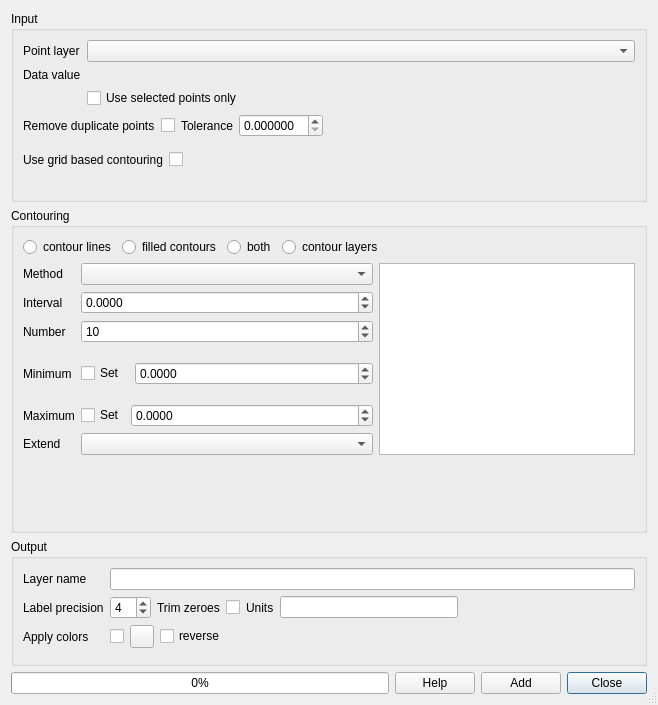
Qt form contour/ContourDialogUi.ui (ccrook/QGIS-Contour-Plugin) before a commit.
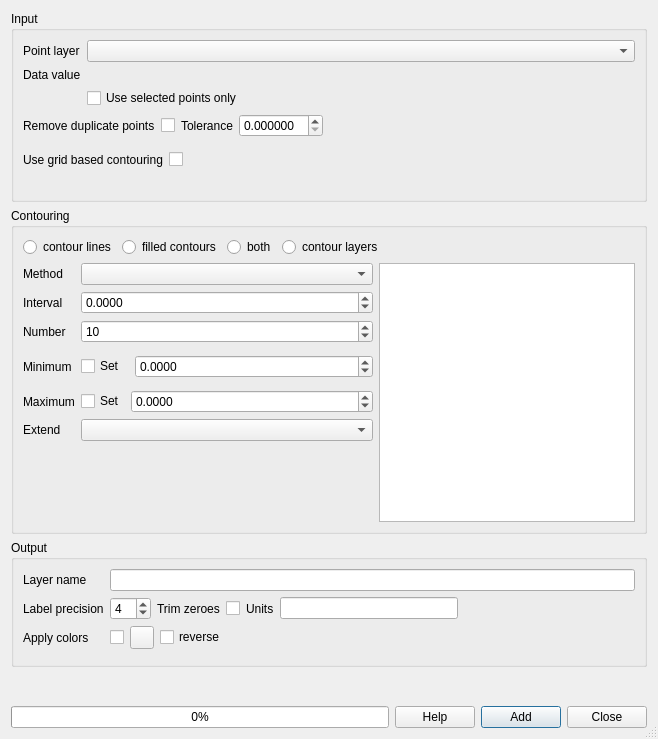
The same form after that commit. Custom widgets are drawn as their Qt base class.

Commit message: Improving feedback in dialog

What changed in the file:
```diff
--- a/contour/ContourDialogUi.ui
+++ b/contour/ContourDialogUi.ui
@@ -10,7 +10,7 @@
     <x>0</x>
     <y>0</y>
     <width>658</width>
-    <height>705</height>
+    <height>739</height>
    </rect>
   </property>
   <property name="windowTitle">
@@ -19,8 +19,8 @@
   <property name="sizeGripEnabled">
    <bool>true</bool>
   </property>
-  <layout class="QGridLayout" name="gridLayout_3" rowstretch="0,1,0,0">
-   <item row="0" column="0" colspan="4">
+  <layout class="QVBoxLayout" name="verticalLayout" stretch="0,1,0,0,0">
+   <item>
     <widget class="QGroupBox" name="groupBox_2">
      <property name="title">
       <string>Input</string>
@@ -170,7 +170,7 @@
      </layout>
     </widget>
    </item>
-   <item row="1" column="0" colspan="4">
+   <item>
     <widget class="QGroupBox" name="groupBox">
      <property name="title">
       <string>Contouring</string>
@@ -332,19 +332,6 @@
         </item>
        </layout>
       </item>
-      <item row="1" column="2" rowspan="8">
-       <widget class="QListWidget" name="uLevelsList">
-        <property name="sizePolicy">
-         <sizepolicy hsizetype="Preferred" vsizetype="Preferred">
-          <horstretch>0</horstretch>
-          <verstretch>0</verstretch>
-         </sizepolicy>
-        </property>
-        <property name="locale">
-         <locale language="C" country="AnyCountry"/>
-        </property>
-       </widget>
-      </item>
       <item row="1" column="0">
        <widget class="QLabel" name="label_7">
         <property name="text">
@@ -446,23 +433,23 @@
         </property>
        </widget>
       </item>
+      <item row="1" column="2" rowspan="10">
+       <widget class="QListWidget" name="uLevelsList">
+        <property name="sizePolicy">
+         <sizepolicy hsizetype="Preferred" vsizetype="Preferred">
+          <horstretch>0</horstretch>
+          <verstretch>0</verstretch>
+         </sizepolicy>
+        </property>
+        <property name="locale">
+         <locale language="C" country="AnyCountry"/>
+        </property>
+       </widget>
+      </item>
      </layout>
     </widget>
    </item>
-   <item row="3" column="0">
-    <widget class="QProgressBar" name="progressBar">
-     <property name="value">
-      <number>0</number>
-     </property>
-     <property name="alignment">
-      <set>Qt::AlignCenter</set>
-     </property>
-     <property name="textVisible">
-      <bool>true</bool>
-     </property>
-    </widget>
-   </item>
-   <item row="2" column="0" colspan="4">
+   <item>
     <widget class="QGroupBox" name="groupBox_3">
      <property name="title">
       <string>Output</string>
@@ -623,29 +610,65 @@
      </layout>
     </widget>
    </item>
-   <item row="3" column="3">
-    <widget class="QPushButton" name="uCloseButton">
-     <property name="text">
-      <string>Close</string>
+   <item>
+    <widget class="QgsMessageBar" name="uMessageBar" native="true">
+     <property name="sizePolicy">
+      <sizepolicy hsizetype="Expanding" vsizetype="Preferred">
+       <horstretch>1</horstretch>
+       <verstretch>0</verstretch>
+      </sizepolicy>
      </property>
-    </widget>
-   </item>
-   <item row="3" column="1">
-    <widget class="QPushButton" name="uHelpButton">
-     <property name="text">
-      <string>Help</string>
+     <property name="minimumSize">
+      <size>
+       <width>0</width>
+       <height>27</height>
+      </size>
      </property>
-     <property name="autoDefault">
-      <bool>false</bool>
-     </property>
     </widget>
    </item>
-   <item row="3" column="2">
-    <widget class="QPushButton" name="uAddButton">
-     <property name="text">
-      <string>Add</string>
+   <item>
+    <layout class="QHBoxLayout" name="horizontalLayout_8">
+     <property name="topMargin">
+      <number>0</number>
      </property>
-    </widget>
+     <item>
+      <widget class="QProgressBar" name="progressBar">
+       <property name="value">
+        <number>0</number>
+       </property>
+       <property name="alignment">
+        <set>Qt::AlignCenter</set>
+       </property>
+       <property name="textVisible">
+        <bool>true</bool>
+       </property>
+      </widget>
+     </item>
+     <item>
+      <widget class="QPushButton" name="uHelpButton">
+       <property name="text">
+        <string>Help</string>
+       </property>
+       <property name="autoDefault">
+        <bool>false</bool>
+       </property>
+      </widget>
+     </item>
+     <item>
+      <widget class="QPushButton" name="uAddButton">
+       <property name="text">
+        <string>Add</string>
+       </property>
+      </widget>
+     </item>
+     <item>
+      <widget class="QPushButton" name="uCloseButton">
+       <property name="text">
+        <string>Close</string>
+       </property>
+      </widget>
+     </item>
+    </layout>
    </item>
   </layout>
  </widget>
@@ -665,6 +688,12 @@
    <extends>QToolButton</extends>
    <header>qgis.gui.h</header>
   </customwidget>
+  <customwidget>
+   <class>QgsMessageBar</class>
+   <extends>QWidget</extends>
+   <header>qgsmessagebar.h</header>
+   <container>1</container>
+  </customwidget>
  </customwidgets>
  <tabstops>
   <tabstop>uSourceLayer</tabstop>
```
Left out of the diff: 2 changed lines with no effect on the pictures. The commit also changes 2 other files.
